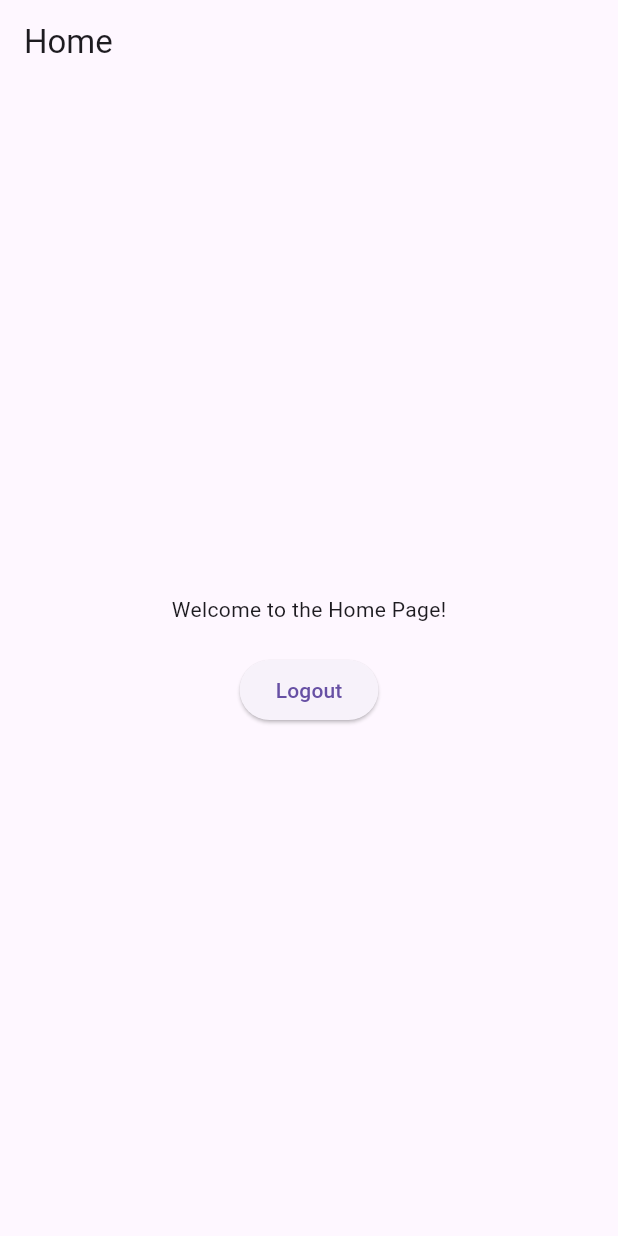
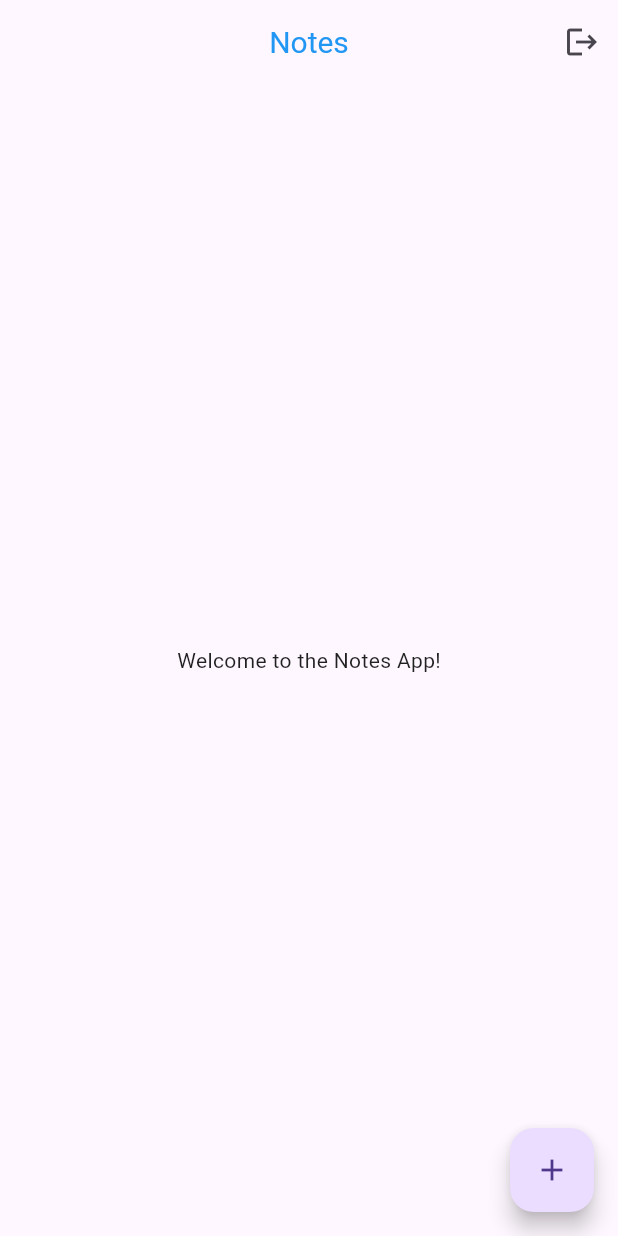
Before and after one commit to Rishav8989/flutter_login, a Flutter app: the HomePage screen opened directly, on a phone screen of 412 x 824 dp. Run offline on Flutter 3.47's test engine with Material 3 defaults, Android fonts, the phone set to English and light mode, and no system bars; our stand-ins replace pocketbase, shared_preferences; accounts and stored records are empty.

Commit message:
Notes Application not dummy

```diff
--- a/lib/home_page.dart
+++ b/lib/home_page.dart
@@ -8,14 +8,19 @@ class HomePage extends StatelessWidget {
   @override
   Widget build(BuildContext context) {
     return Scaffold(
-      appBar: AppBar(title: const Text('Home')),
-      body: Center(
-        child: Column(
-          mainAxisAlignment: MainAxisAlignment.center,
-          children: <Widget>[
-            const Text('Welcome to the Home Page!'),
-            const SizedBox(height: 20),
-            ElevatedButton(
+      appBar: AppBar(
+        title: const Text(
+          'Notes',
+        ),
+        centerTitle: true, // Center the title
+        titleTextStyle: const TextStyle(
+          color: Colors.blue, // Blue color for the title
+          fontSize: 20, // Optional: Adjust font size if needed
+        ),
+        actions: <Widget>[
+          IconButton(
+            icon: const Icon(Icons.logout), // Logout icon
+            tooltip: 'Logout',
             onPressed: () {
               // Implement Logout functionality
               pb.authStore.clear(); // Clear the auth store
@@ -26,11 +31,22 @@ class HomePage extends StatelessWidget {
                 MaterialPageRoute(builder: (context) => const LoginPage()),
               );
             },
-              child: const Text('Logout'), // Changed button text to just "Logout"
           ),
         ],
       ),
+      body: const Center(
+        child: Text('Welcome to the Notes App!'), // Simple welcome message in the body
       ),
+      floatingActionButton: FloatingActionButton(
+        onPressed: () {
+          // Action to add notes when FAB is pressed
+          print('Floating action button pressed to add note');
+          // You can navigate to a new page or show a dialog to add notes here
+        },
+        tooltip: 'Add Note',
+        child: const Icon(Icons.add), // Add icon for FAB
+      ),
+      floatingActionButtonLocation: FloatingActionButtonLocation.endFloat, // Default position is bottom right
     );
   }
 }
--- a/pubspec.yaml
+++ b/pubspec.yaml
@@ -36,6 +36,7 @@ dependencies:
   cupertino_icons: ^1.0.8
   pocketbase: ^0.22.0
   shared_preferences: ^2.5.2
+
 
 dev_dependencies:
   flutter_test:
```
Also changed, not shown: lib/main.dart (+45 -13 lines), 4 other files. Lines whose indentation alone changed are shown as unchanged.
